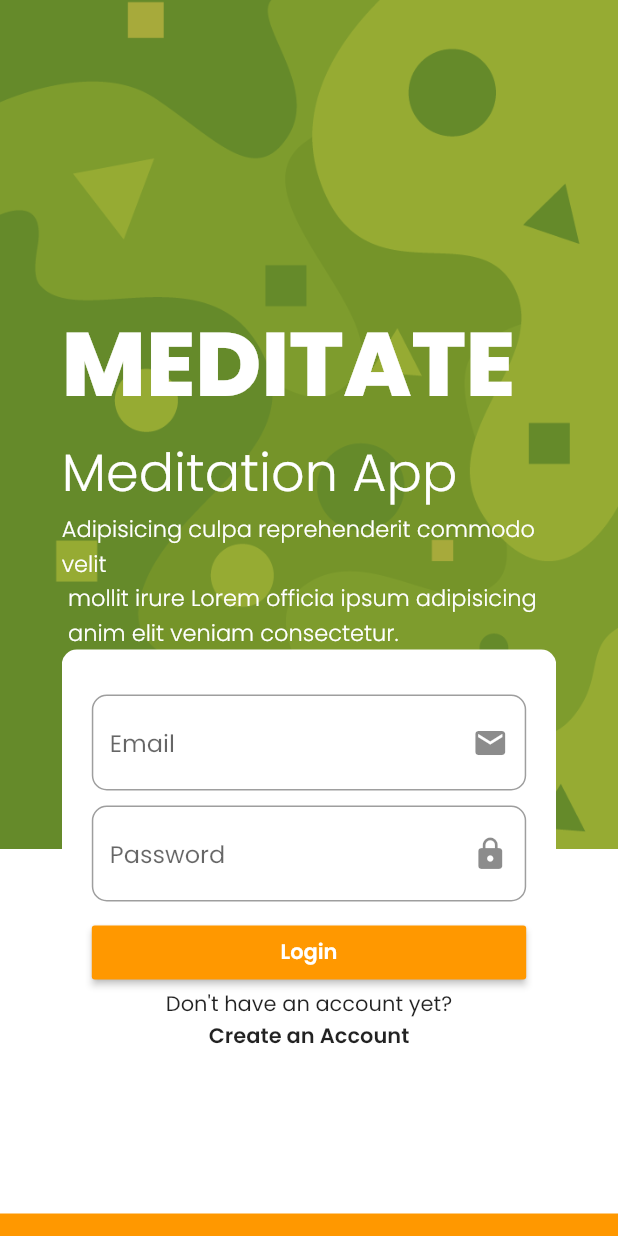
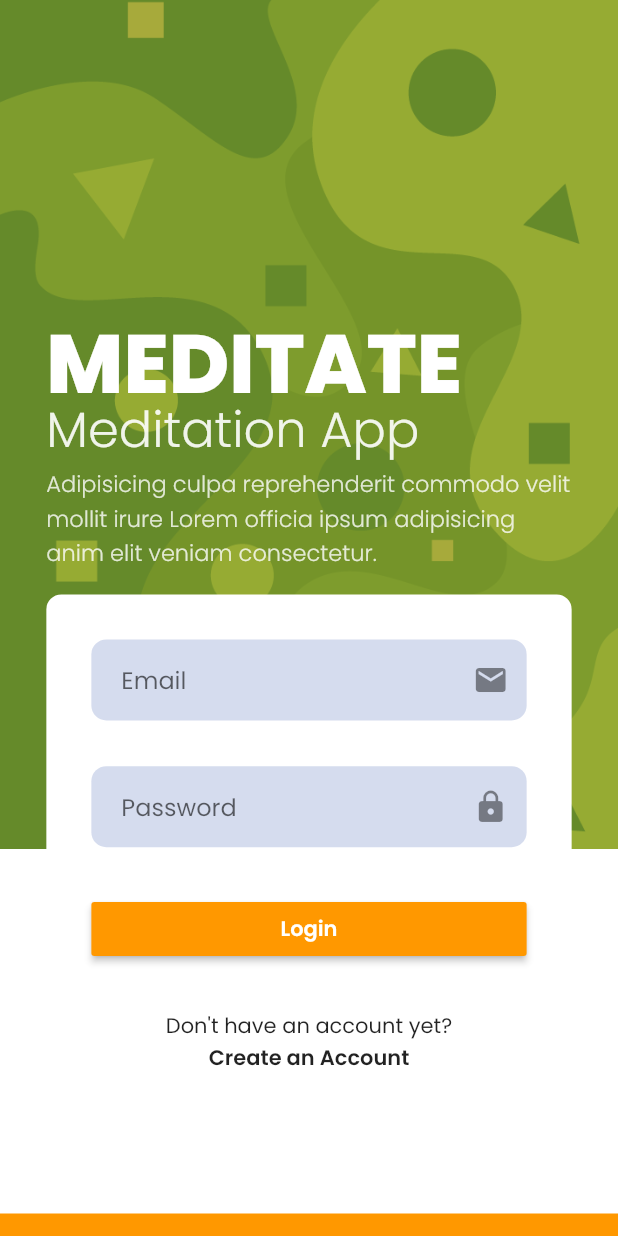
Before and after one commit to petermusembi69/FlutterUIChallanges, a Flutter app: the screen it shows after launch, on a phone screen of 412 x 824 dp. Run offline on Flutter 3.47's test engine with Material 2 defaults, Android fonts, the phone set to English and light mode, and no system bars; generated files the repository leaves out were written again.

Commit message:
Complete login screen

```diff
--- a/day5_meditation_app/lib/l10n/arb/app_en.arb
+++ b/day5_meditation_app/lib/l10n/arb/app_en.arb
@@ -11,7 +11,7 @@
     "@meditationApp": {
         "description": ""
     },
-    "loremDescription": "Adipisicing culpa reprehenderit commodo velit\n mollit irure Lorem officia ipsum adipisicing\n anim elit veniam consectetur.",
+    "loremDescription": "Adipisicing culpa reprehenderit commodo velit mollit irure Lorem officia ipsum adipisicing anim elit veniam consectetur.",
     "@loremDescription": {
         "description": ""
     },
--- a/day5_meditation_app/lib/l10n/l10n.dart
+++ b/day5_meditation_app/lib/l10n/l10n.dart
@@ -1,6 +1,5 @@
 import 'package:flutter/widgets.dart';
 import 'package:flutter_gen/gen_l10n/app_localizations.dart';
-
 
 extension AppLocalizationsX on BuildContext {
   AppLocalizations get l10n => AppLocalizations.of(this)!;
--- a/day5_meditation_app/lib/main.dart
+++ b/day5_meditation_app/lib/main.dart
@@ -14,10 +14,7 @@ class MyApp extends StatelessWidget {
   Widget build(BuildContext context) {
     return MaterialApp(
       title: 'Flutter Demo',
-      theme: ThemeData(
-        primarySwatch: Colors.blue,
-        fontFamily: 'Poppins'
-      ),
+      theme: ThemeData(primarySwatch: Colors.blue, fontFamily: 'Poppins'),
       localizationsDelegates: [
         AppLocalizations.delegate,
         GlobalMaterialLocalizations.delegate,
--- a/day5_meditation_app/lib/ui/login_page.dart
+++ b/day5_meditation_app/lib/ui/login_page.dart
@@ -44,22 +44,25 @@ class _LoginPageState extends State<LoginPage> {
           ),
           Align(
             alignment: Alignment.bottomCenter,
+            child: FractionallySizedBox(
+              heightFactor: 0.75,
+              alignment: Alignment.bottomCenter,
               child: SingleChildScrollView(
-              child: Padding(
-                padding: const EdgeInsets.only(top:198.0),
                 child: Container(
-                  height: double.maxFinite,
-                  width: MediaQuery.of(context).size.width * 0.8,
+                  width: MediaQuery.of(context).size.width * 0.85,
                   child: Column(
                     crossAxisAlignment: CrossAxisAlignment.start,
                     children: [
-                      Text(
+                      Container(
+                        height: 60,
+                        child: Text(
                           l10n.meditateTitle,
                           style: TextStyle(
                             fontFamily: 'Poppins',
                             fontWeight: FontWeight.w800,
-                          fontSize: 60,
+                            fontSize: 55,
                             color: Colors.white,
+                          ),
                         ),
                       ),
                       Text(
@@ -67,8 +70,8 @@ class _LoginPageState extends State<LoginPage> {
                         style: TextStyle(
                           fontFamily: 'Poppins',
                           fontWeight: FontWeight.w300,
-                          fontSize: 35,
-                          color: Colors.white,
+                          fontSize: 33,
+                          color: Colors.white.withOpacity(0.9),
                         ),
                       ),
                       Text(
@@ -77,12 +80,15 @@ class _LoginPageState extends State<LoginPage> {
                           fontFamily: 'Poppins',
                           fontWeight: FontWeight.w300,
                           fontSize: 15,
-                          color: Colors.white,
+                          color: Colors.white.withOpacity(0.8),
                         ),
                       ),
-                      Container(
+                      Padding(
+                        padding: const EdgeInsets.only(top: 16.0),
+                        child: Container(
+                          height: MediaQuery.of(context).size.height * 0.4,
                           padding: EdgeInsets.only(
-                            left: 20, right: 20, top: 30, bottom: 10),
+                              left: 30, right: 30, top: 30, bottom: 10),
                           decoration: BoxDecoration(
                             color: Colors.white,
                             borderRadius: BorderRadius.all(
@@ -90,38 +96,48 @@ class _LoginPageState extends State<LoginPage> {
                             ),
                           ),
                           child: Column(
+                            mainAxisAlignment: MainAxisAlignment.spaceBetween,
                             children: [
                               TextFormField(
+                                keyboardType: TextInputType.emailAddress,
                                 decoration: InputDecoration(
+                                  filled: true,
                                   suffixIcon: Icon(Icons.mail),
                                   hintText: l10n.email,
-                                fillColor: Colors.blue.withOpacity(0.5),
-                                focusColor: Colors.blue.withOpacity(0.5),
+                                  fillColor: Colors.black
+                                      .withBlue(238)
+                                      .withGreen(220)
+                                      .withRed(213),
+                                  contentPadding: EdgeInsets.symmetric(
+                                      horizontal: 20, vertical: 15),
                                   border: OutlineInputBorder(
+                                    borderSide: BorderSide.none,
                                     borderRadius: BorderRadius.all(
                                       Radius.circular(10),
                                     ),
                                   ),
                                 ),
                               ),
-                            SizedBox(
-                              height: 10,
-                            ),
                               TextFormField(
+                                keyboardType: TextInputType.visiblePassword,
+                                obscureText: true,
                                 decoration: InputDecoration(
+                                  filled: true,
                                   suffixIcon: Icon(Icons.lock),
                                   hintText: l10n.password,
-                                fillColor: Colors.blue.withOpacity(0.5),
-                                focusColor: Colors.blue.withOpacity(0.5),
+                                  contentPadding: EdgeInsets.symmetric(
+                                      horizontal: 20, vertical: 15),
+                                  fillColor: Colors.black
+                                      .withBlue(238)
+                                      .withGreen(220)
+                                      .withRed(213),
                                   border: OutlineInputBorder(
+                                    borderSide: BorderSide.none,
                                     borderRadius: BorderRadius.all(
                                       Radius.circular(10),
                                     ),
                                   ),
                                 ),
-                            ),
-                            SizedBox(
-                              height: 10,
                               ),
                               MaterialButton(
                                 onPressed: () {},
@@ -136,6 +152,8 @@ class _LoginPageState extends State<LoginPage> {
                                   ),
                                 ),
                               ),
+                              Column(
+                                children: [
                                   Text(l10n.doNotHaveAccount),
                                   Text(
                                     l10n.createAccount,
@@ -145,6 +163,9 @@ class _LoginPageState extends State<LoginPage> {
                                     ),
                                   ),
                                 ],
+                              ),
+                            ],
+                          ),
                         ),
                       ),
                     ],
```
Lines whose indentation alone changed are shown as unchanged.
